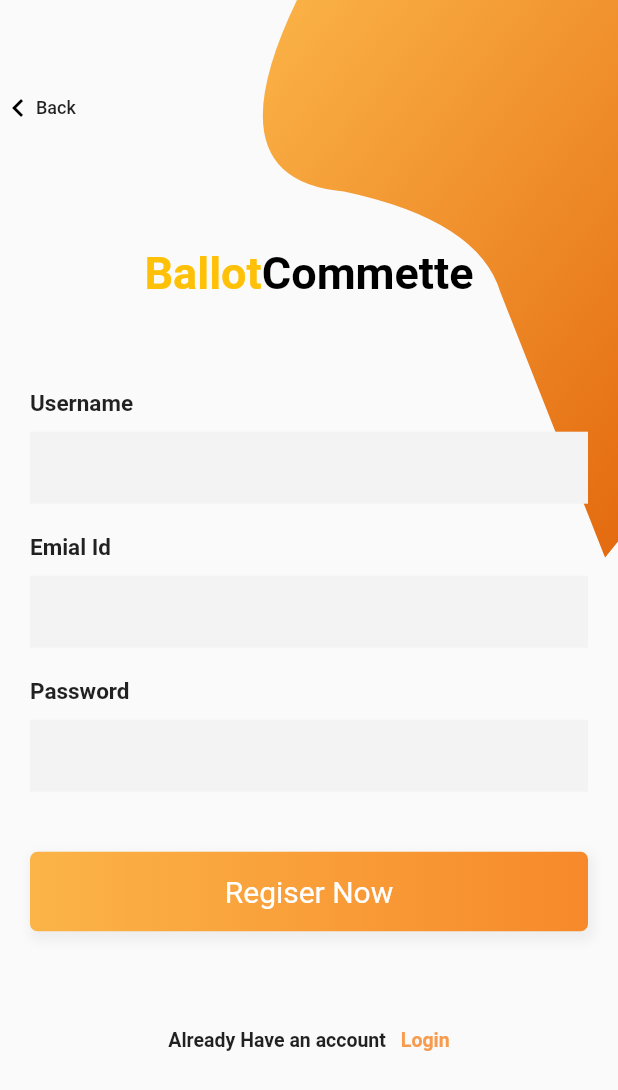
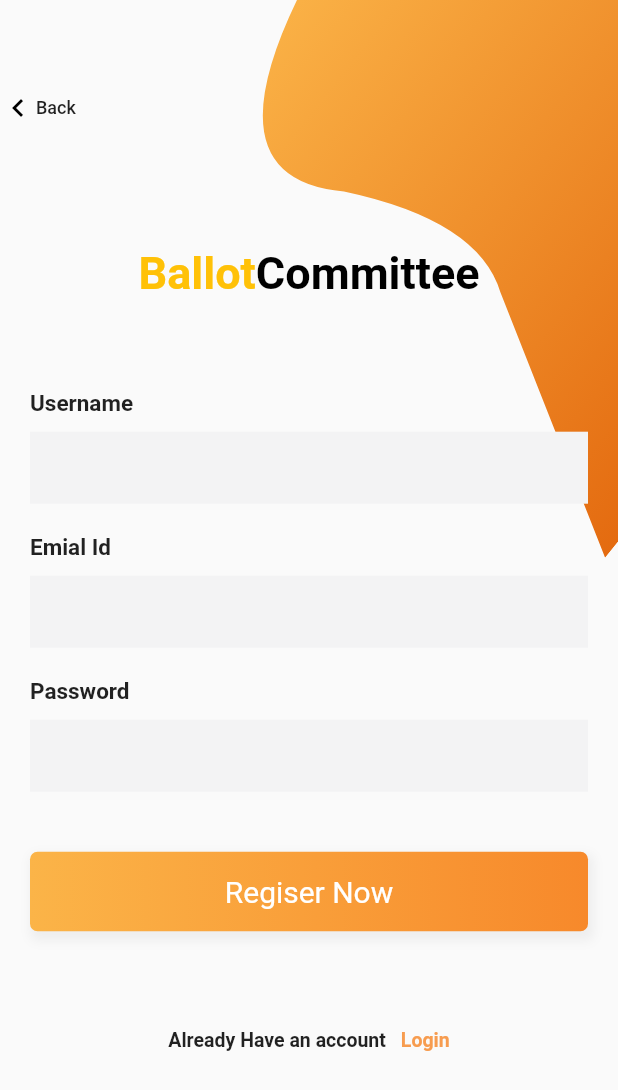
Before and after one commit to usmanniqbal/kamayti-app, a Flutter app: the SignUpPage screen opened directly, on a phone screen of 412 x 824 dp. Shown: the top 1090 px of the screen. Run offline on Flutter 3.47's test engine with Material 2 defaults, Android fonts, the phone set to English and light mode, and no system bars; our stand-ins replace cloud_firestore, firebase_auth, firebase_core, google_fonts, google_sign_in, shimmer and 1 more; accounts and stored records are empty.

Commit message:
misc changes

```diff
--- a/lib/src/SignUp.dart
+++ b/lib/src/SignUp.dart
@@ -143,7 +143,7 @@ class _SignUpPageState extends State<SignUpPage> {
               color: Colors.amber),
           children: [
             TextSpan(
-                text: 'Commette',
+                text: 'Committee',
                 style: TextStyle(color: Colors.black, fontSize: 30))
           ]),
     );
```
